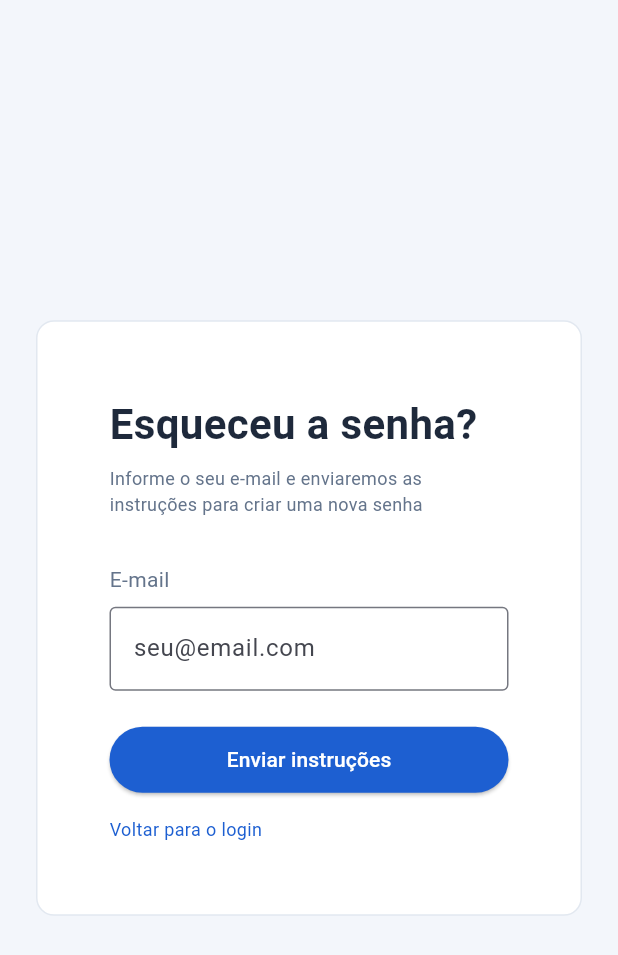
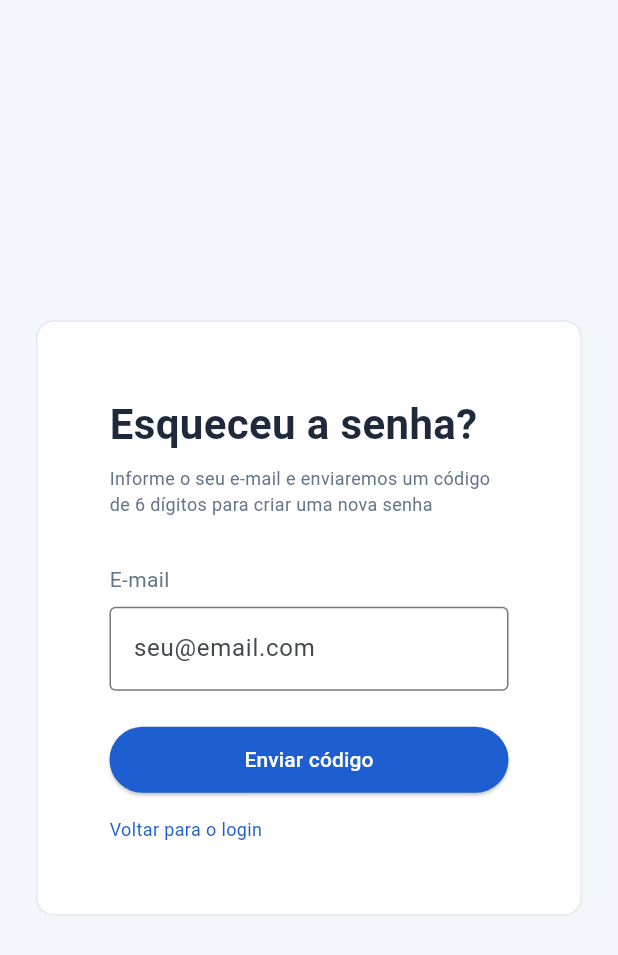
Before and after one commit to ProjetoIntegradorMAUA/front_semob-scs, a Flutter app: the screen it shows after launch, after a tap on "Esqueci minha senha", on a phone screen of 412 x 824 dp. Shown: the top 955 px of the screen. Run offline on Flutter 3.47's test engine with Material 3 defaults, Android fonts, the phone set to English and light mode, and no system bars; our stand-ins replace fl_chart.

Commit message:
refactor: extrai componentes dos campos de login

```diff
--- a/lib/pages/esqueci_senha.dart
+++ b/lib/pages/esqueci_senha.dart
@@ -1,5 +1,6 @@
 import 'package:flutter/material.dart';
-import '../widgets/app_theme.dart';
+import 'package:navbar/widgets/campos_login.dart';
+import 'redefinir_senha.dart';
 
 class EsqueciSenhaPage extends StatefulWidget {
   const EsqueciSenhaPage({super.key});
@@ -25,78 +26,37 @@ class _EsqueciSenhaPageState extends State<EsqueciSenhaPage> {
       return;
     }
 
-    // Aqui depois entra a chamada ao backend para enviar o e-mail
-    ScaffoldMessenger.of(context).showSnackBar(
-      const SnackBar(content: Text('Enviamos as instruções para o seu e-mail')),
+    // Aqui depois entra a chamada ao backend para enviar o código por e-mail
+    Navigator.push(
+      context,
+      MaterialPageRoute(
+        builder: (_) => RedefinirSenhaPage(email: emailController.text),
+      ),
     );
-    Navigator.pop(context);
   }
 
   @override
   Widget build(BuildContext context) {
-    final cores = context.cores;
-
     return Scaffold(
-      body: Center(
-        child: SingleChildScrollView(
-          padding: const EdgeInsets.all(24),
-          child: Container(
-            width: 456,
-            padding: const EdgeInsets.all(48),
-            decoration: cardDecoration(context),
-            child: Column(
-              crossAxisAlignment: CrossAxisAlignment.start,
-              mainAxisSize: MainAxisSize.min,
-              children: [
-                Text(
-                  'Esqueceu a senha?',
-                  style: TextStyle(
-                    fontSize: 28,
-                    fontWeight: FontWeight.bold,
-                    color: cores.text,
-                  ),
-                ),
-                const SizedBox(height: 8),
-                Text(
-                  'Informe o seu e-mail e enviaremos as instruções para criar uma nova senha',
-                  style: TextStyle(fontSize: 12, color: cores.muted),
-                ),
-                const SizedBox(height: 32),
-                Text('E-mail', style: TextStyle(color: cores.muted)),
-                const SizedBox(height: 8),
-                TextField(
-                  controller: emailController,
-                  onSubmitted: (_) => enviar(),
-                  decoration: const InputDecoration(
-                    hintText: 'seu@email.com',
-                    border: OutlineInputBorder(),
-                  ),
-                ),
-                const SizedBox(height: 24),
-                SizedBox(
-                  width: double.infinity,
-                  height: 44,
-                  child: ElevatedButton(
-                    onPressed: enviar,
-                    style: ElevatedButton.styleFrom(
-                      backgroundColor: AppColors.primary,
-                      foregroundColor: Colors.white,
-                    ),
-                    child: const Text('Enviar instruções'),
-                  ),
-                ),
-                const SizedBox(height: 16),
-                InkWell(
-                  onTap: () => Navigator.pop(context),
-                  child: const Text(
-                    'Voltar para o login',
-                    style: TextStyle(fontSize: 12, color: AppColors.primary),
-                  ),
-                ),
-              ],
-            ),
+      body: CardFormulario(
+        titulo: 'Esqueceu a senha?',
+        subtitulo:
+            'Informe o seu e-mail e enviaremos um código de 6 dígitos para criar uma nova senha',
+        filhos: [
+          CampoTexto(
+            rotulo: 'E-mail',
+            dica: 'seu@email.com',
+            controller: emailController,
+            aoEnviar: enviar,
           ),
-        ),
+          const SizedBox(height: 24),
+          BotaoPrincipal(texto: 'Enviar código', aoClicar: enviar),
+          const SizedBox(height: 16),
+          LinkTexto(
+            texto: 'Voltar para o login',
+            aoClicar: () => Navigator.pop(context),
+          ),
+        ],
       ),
     );
   }
--- a/lib/pages/login.dart
+++ b/lib/pages/login.dart
@@ -1,4 +1,5 @@
 import 'package:flutter/material.dart';
+import 'package:navbar/widgets/campos_login.dart';
 import '../widgets/app_theme.dart';
 import 'esqueci_senha.dart';
 
@@ -27,7 +28,6 @@ class _LoginPageState extends State<LoginPage> {
 
   @override
   Widget build(BuildContext context) {
-    final cores = context.cores;
     final desktop = MediaQuery.sizeOf(context).width >= 900;
 
     return Scaffold(
@@ -91,68 +91,29 @@ class _LoginPageState extends State<LoginPage> {
           // Lado direito (formulário)
           Expanded(
             flex: 55,
-            child: Center(
-              child: SingleChildScrollView(
-                padding: const EdgeInsets.all(24),
-                child: Container(
-                  width: 456,
-                  padding: const EdgeInsets.all(48),
-                  decoration: cardDecoration(context),
-                  child: Column(
-                    crossAxisAlignment: CrossAxisAlignment.start,
-                    mainAxisSize: MainAxisSize.min,
-                    children: [
-                      Text(
-                        'Bem-vindo',
-                        style: TextStyle(
-                          fontSize: 28,
-                          fontWeight: FontWeight.bold,
-                          color: cores.text,
-                        ),
-                      ),
-                      const SizedBox(height: 8),
-                      Text(
-                        'Acesse o painel de operação de transporte',
-                        style: TextStyle(fontSize: 12, color: cores.muted),
-                      ),
-                      const SizedBox(height: 32),
-                      Text('E-mail', style: TextStyle(color: cores.muted)),
-                      const SizedBox(height: 8),
-                      TextField(
+            child: CardFormulario(
+              titulo: 'Bem-vindo',
+              subtitulo: 'Acesse o painel de operação de transporte',
+              filhos: [
+                CampoTexto(
+                  rotulo: 'E-mail',
+                  dica: 'seu@email.com',
                   controller: emailController,
-                        decoration: const InputDecoration(
-                          hintText: 'seu@email.com',
-                          border: OutlineInputBorder(),
-                        ),
                 ),
                 const SizedBox(height: 20),
-                      Text('Senha', style: TextStyle(color: cores.muted)),
-                      const SizedBox(height: 8),
-                      TextField(
+                CampoTexto(
+                  rotulo: 'Senha',
+                  dica: 'Digite sua senha',
                   controller: senhaController,
-                        obscureText: true,
-                        onSubmitted: (_) => entrar(),
-                        decoration: const InputDecoration(
-                          hintText: 'Digite sua senha',
-                          border: OutlineInputBorder(),
-                        ),
+                  senha: true,
+                  aoEnviar: entrar,
                 ),
                 const SizedBox(height: 24),
-                      SizedBox(
-                        width: double.infinity,
-                        height: 44,
-                        child: ElevatedButton(
-                          onPressed: entrar,
-                          style: ElevatedButton.styleFrom(
-                            backgroundColor: AppColors.primary,
-                            foregroundColor: Colors.white,
-                          ),
-                          child: const Text('Entrar'),
-                        ),
-                      ),
+                BotaoPrincipal(texto: 'Entrar', aoClicar: entrar),
                 const SizedBox(height: 16),
-                      InkWell(
-                        onTap: () {
+                LinkTexto(
+                  texto: 'Esqueci minha senha',
+                  aoClicar: () {
                     Navigator.push(
                       context,
                       MaterialPageRoute(
@@ -160,18 +121,8 @@ class _LoginPageState extends State<LoginPage> {
                       ),
                     );
                   },
-                        child: const Text(
-                          'Esqueci minha senha',
-                          style: TextStyle(
-                            fontSize: 12,
-                            color: AppColors.primary,
-                          ),
-                        ),
                 ),
               ],
-                  ),
-                ),
-              ),
             ),
           ),
         ],
--- /dev/null
+++ b/lib/widgets/campos_login.dart
@@ -0,0 +1,145 @@
+import 'package:flutter/material.dart';
+import 'package:flutter/services.dart';
+import 'app_theme.dart';
+
+/// Rótulo + campo de texto
+class CampoTexto extends StatelessWidget {
+  final String rotulo;
+  final String dica;
+  final TextEditingController controller;
+  final bool senha;
+  final TextInputType? teclado;
+  final int? limite;
+  final List<TextInputFormatter>? formatadores;
+  final VoidCallback? aoEnviar;
+
+  const CampoTexto({
+    super.key,
+    required this.rotulo,
+    required this.dica,
+    required this.controller,
+    this.senha = false,
+    this.teclado,
+    this.limite,
+    this.formatadores,
+    this.aoEnviar,
+  });
+
+  @override
+  Widget build(BuildContext context) {
+    return Column(
+      crossAxisAlignment: CrossAxisAlignment.start,
+      children: [
+        Text(rotulo, style: TextStyle(color: context.cores.muted)),
+        const SizedBox(height: 8),
+        TextField(
+          controller: controller,
+          obscureText: senha,
+          keyboardType: teclado,
+          maxLength: limite,
+          inputFormatters: formatadores,
+          onSubmitted: aoEnviar == null ? null : (_) => aoEnviar!(),
+          decoration: InputDecoration(
+            hintText: dica,
+            counterText: '',
+            border: const OutlineInputBorder(),
+          ),
+        ),
+      ],
+    );
+  }
+}
+
+/// Botão azul de largura total
+class BotaoPrincipal extends StatelessWidget {
+  final String texto;
+  final VoidCallback aoClicar;
+
+  const BotaoPrincipal({super.key, required this.texto, required this.aoClicar});
+
+  @override
+  Widget build(BuildContext context) {
+    return SizedBox(
+      width: double.infinity,
+      height: 44,
+      child: ElevatedButton(
+        onPressed: aoClicar,
+        style: ElevatedButton.styleFrom(
+          backgroundColor: AppColors.primary,
+          foregroundColor: Colors.white,
+        ),
+        child: Text(texto),
+      ),
+    );
+  }
+}
+
+/// Texto azul clicável
+class LinkTexto extends StatelessWidget {
+  final String texto;
+  final VoidCallback aoClicar;
+
+  const LinkTexto({super.key, required this.texto, required this.aoClicar});
+
+  @override
+  Widget build(BuildContext context) {
+    return InkWell(
+      onTap: aoClicar,
+      child: Text(
+        texto,
+        style: const TextStyle(fontSize: 12, color: AppColors.primary),
+      ),
+    );
+  }
+}
+
+/// Card branco centralizado com título e subtítulo
+class CardFormulario extends StatelessWidget {
+  final String titulo;
+  final String subtitulo;
+  final List<Widget> filhos;
+
+  const CardFormulario({
+    super.key,
+    required this.titulo,
+    required this.subtitulo,
+    required this.filhos,
+  });
+
+  @override
+  Widget build(BuildContext context) {
+    final cores = context.cores;
+
+    return Center(
+      child: SingleChildScrollView(
+        padding: const EdgeInsets.all(24),
+        child: Container(
+          width: 456,
+          padding: const EdgeInsets.all(48),
+          decoration: cardDecoration(context),
+          child: Column(
+            crossAxisAlignment: CrossAxisAlignment.start,
+            mainAxisSize: MainAxisSize.min,
+            children: [
+              Text(
+                titulo,
+                style: TextStyle(
+                  fontSize: 28,
+                  fontWeight: FontWeight.bold,
+                  color: cores.text,
+                ),
+              ),
+              const SizedBox(height: 8),
+              Text(
+                subtitulo,
+                style: TextStyle(fontSize: 12, color: cores.muted),
+              ),
+              const SizedBox(height: 32),
+              ...filhos,
+            ],
+          ),
+        ),
+      ),
+    );
+  }
+}
```
Also changed, not shown: lib/pages/redefinir_senha.dart (added, +94 -0 lines). Lines whose indentation alone changed are shown as unchanged.
